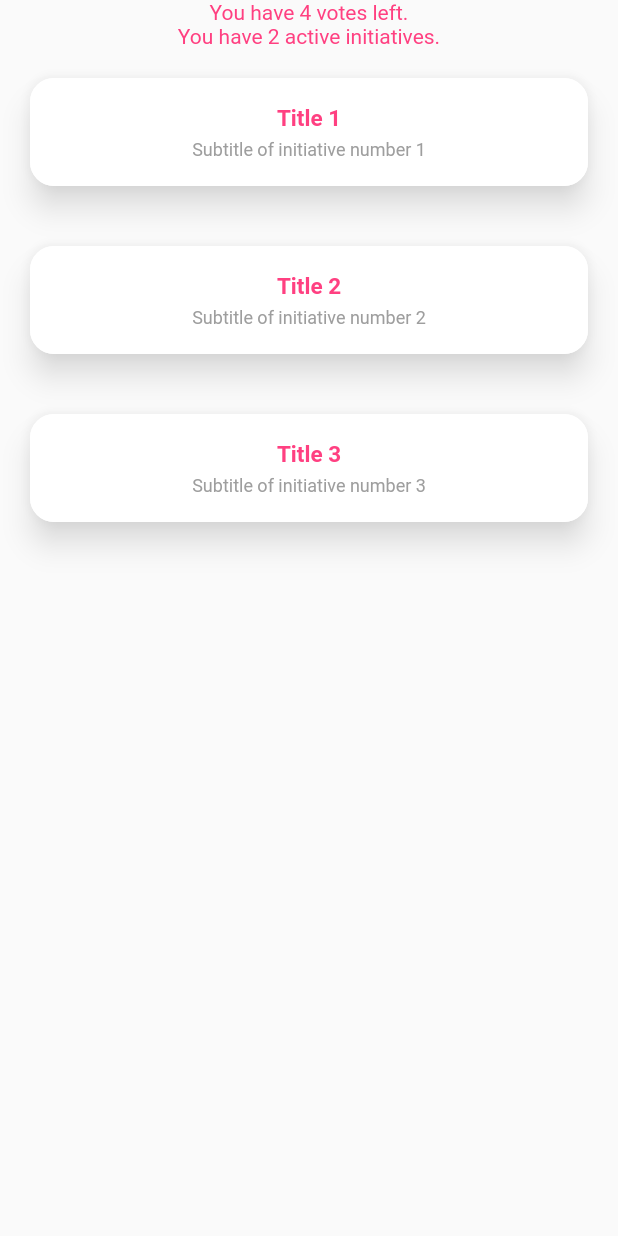
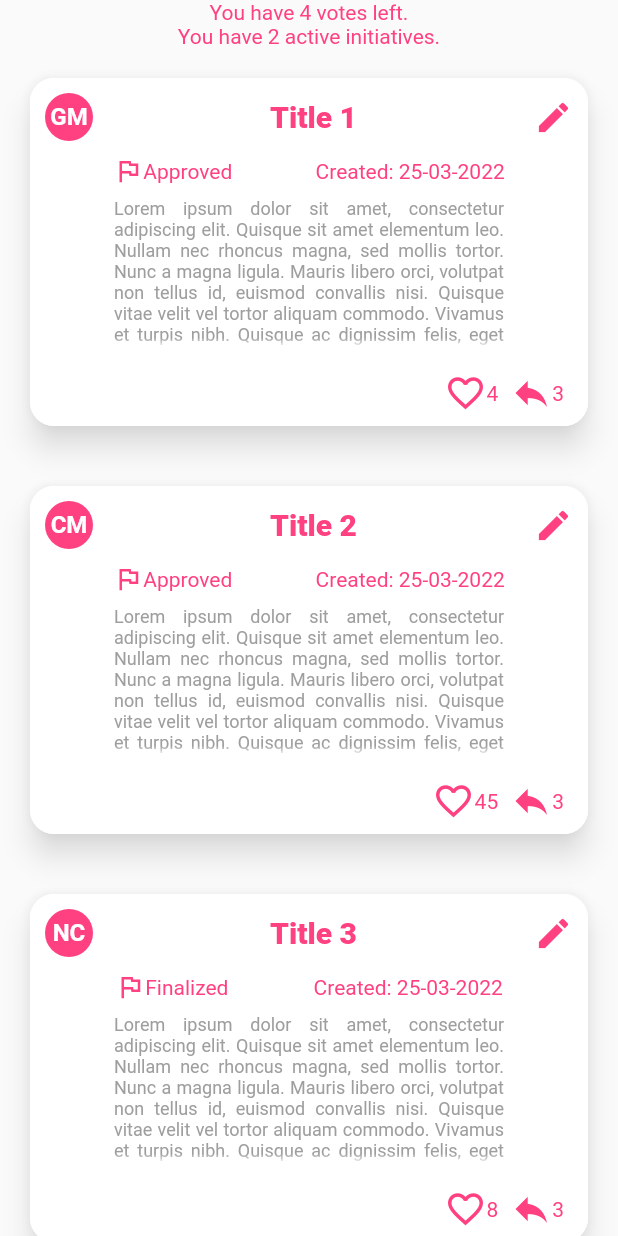
Before and after one commit to migly93/workplace_improver_mobile, a Flutter app: the screen it shows after launch, on a phone screen of 412 x 824 dp. Run offline on Flutter 3.47's test engine with Material 2 defaults, Android fonts, the phone set to English and light mode, and no system bars; our stand-ins replace get_it.

Commit message:
created main components for card, refactoring

```diff
--- a/lib/initiative.dart
+++ b/lib/initiative.dart
@@ -1,39 +1,52 @@
 import 'package:flutter/material.dart';
-import 'package:workplace_improver_mobile/models/InitiativeModel.dart';
+import 'package:workplace_improver_mobile/initiative_footer.dart';
+import 'package:workplace_improver_mobile/initiative_header.dart';
+import 'package:workplace_improver_mobile/initiative_info.dart';
+import 'package:workplace_improver_mobile/models/initiative.dart' as model;
+import 'package:workplace_improver_mobile/utils/constants.dart';
 
 class Initiative extends StatelessWidget {
-  final InitiativeModel _initiativeData;
-  const Initiative(this._initiativeData, {Key? key}) : super(key: key);
-
+  final model.Initiative _initiative;
+  const Initiative(this._initiative, {Key? key}) : super(key: key);
 
   @override
   Widget build(BuildContext context) {
     return Card(
-      child: ListTile(
-        title: Text(
-          this._initiativeData.title,
-          style: TextStyle(
-            color: Colors.pinkAccent,
-            fontFamily: 'Roboto',
-            fontSize: 15,
-            fontWeight: FontWeight.bold,
+      child: Column(
+        children: [
+          InitiativeHeader(
+            _initiative.title,
+            _initiative.owner,
           ),
-          textAlign: TextAlign.center,
+          InitiativeInfo(
+            _initiative.status,
+            _initiative.creationDate,
           ),
-        subtitle: Text(
-          this._initiativeData.subtitle,
-          style: TextStyle(
+          Container(
+            child: Text(
+              _initiative.description,
+              style: const TextStyle(
                 color: Colors.grey,
                 fontFamily: 'Roboto',
                 fontSize: 12,
+                overflow: TextOverflow.fade,
               ),
-          textAlign: TextAlign.center,
+              textAlign: TextAlign.justify,
             ),
+            width: 260,
+            height: 100,
+            margin: const EdgeInsets.all(8),
+          ),
+          InitiativeFooter(
+            _initiative.likes,
+            _initiative.comments.length,
+          ),
+        ],
       ),
       elevation: 8,
-      shadowColor: Colors.white,
-      margin: EdgeInsets.all(20),
-      shape: OutlineInputBorder(
+      shadowColor: secondaryColor,
+      margin: const EdgeInsets.all(20),
+      shape: const OutlineInputBorder(
         borderRadius: BorderRadius.all(Radius.circular(16.0)),
         borderSide: BorderSide(color: Colors.white, width: 1),
       ),
--- /dev/null
+++ b/lib/initiative_footer.dart
@@ -0,0 +1,60 @@
+import 'package:flutter/material.dart';
+import 'package:workplace_improver_mobile/utils/constants.dart';
+
+class InitiativeFooter extends StatelessWidget {
+  final int _likes;
+  final int _comments;
+
+  const InitiativeFooter(
+    this._likes,
+    this._comments, {
+    Key? key,
+  }) : super(key: key);
+
+  @override
+  Widget build(BuildContext context) {
+    return Container(
+      child: Row(
+        children: [
+          Row(
+            children: [
+              const Icon(
+                Icons.favorite_border_outlined,
+                color: mainColor,
+                size: 28.0,
+              ),
+              Text(
+                _likes.toString(),
+                style: const TextStyle(
+                  color: mainColor,
+                ),
+              ),
+            ],
+            mainAxisAlignment: MainAxisAlignment.center,
+          ),
+          Container(
+            child: Row(
+              children: [
+                const Icon(
+                  Icons.reply,
+                  color: mainColor,
+                  size: 28.0,
+                ),
+                Text(
+                  _comments.toString(),
+                  style: const TextStyle(
+                    color: mainColor,
+                  ),
+                ),
+              ],
+              mainAxisAlignment: MainAxisAlignment.center,
+            ),
+            margin: const EdgeInsets.symmetric(vertical: 0, horizontal: 8),
+          ),
+        ],
+        mainAxisAlignment: MainAxisAlignment.end,
+      ),
+      margin: const EdgeInsets.all(8),
+    );
+  }
+}
--- /dev/null
+++ b/lib/initiative_header.dart
@@ -0,0 +1,61 @@
+import 'package:flutter/material.dart';
+import 'package:workplace_improver_mobile/utils/constants.dart';
+import 'package:workplace_improver_mobile/utils/utilities.dart';
+
+import 'models/user.dart';
+
+// ignore: must_be_immutable
+class InitiativeHeader extends StatelessWidget {
+  final String _title;
+  final User _owner;
+  String initials = '';
+  InitiativeHeader(
+    this._title,
+    this._owner, {
+    Key? key,
+  }) : super(key: key) {
+    initials = Utilities.getFirstLetter(_owner.firstName) +
+        Utilities.getFirstLetter(_owner.lastName);
+  }
+
+  @override
+  Widget build(BuildContext context) {
+    return Row(
+      children: [
+        Container(
+          child: CircleAvatar(
+            backgroundColor: mainColor,
+            radius: 16,
+            child: Text(
+              initials,
+              style: const TextStyle(
+                fontWeight: FontWeight.bold,
+                color: secondaryColor,
+              ),
+            ),
+          ),
+          margin: const EdgeInsets.all(10),
+        ),
+        Text(
+          _title,
+          style: const TextStyle(
+            color: mainColor,
+            fontFamily: 'Roboto',
+            fontSize: 20,
+            fontWeight: FontWeight.w800,
+          ),
+          textAlign: TextAlign.center,
+        ),
+        Container(
+          child: const Icon(
+            Icons.edit,
+            color: mainColor,
+            size: 26.0,
+          ),
+          margin: const EdgeInsets.all(10),
+        ),
+      ],
+      mainAxisAlignment: MainAxisAlignment.spaceBetween,
+    );
+  }
+}
--- /dev/null
+++ b/lib/initiative_info.dart
@@ -0,0 +1,52 @@
+import 'package:flutter/material.dart';
+import 'package:intl/intl.dart';
+import 'package:workplace_improver_mobile/utils/constants.dart';
+
+// ignore: must_be_immutable
+class InitiativeInfo extends StatelessWidget {
+  final String _status;
+  final DateTime _creationDate;
+
+  String dateText = '';
+
+  InitiativeInfo(
+    this._status,
+    this._creationDate, {
+    Key? key,
+  }) : super(key: key) {
+    dateText = "Created: " + DateFormat('dd-MM-yyyy').format(_creationDate);
+  }
+
+  @override
+  Widget build(BuildContext context) {
+    return Row(
+      children: [
+        Row(
+          children: [
+            const Icon(
+              Icons.flag_outlined,
+              color: mainColor,
+              size: 20.0,
+            ),
+            Text(
+              _status,
+              style: const TextStyle(
+                color: mainColor,
+              ),
+            ),
+          ],
+          mainAxisAlignment: MainAxisAlignment.spaceBetween,
+        ),
+        Text(
+          dateText,
+          style: const TextStyle(
+            color: mainColor,
+            fontFamily: 'Roboto',
+          ),
+          textAlign: TextAlign.center,
+        ),
+      ],
+      mainAxisAlignment: MainAxisAlignment.spaceEvenly,
+    );
+  }
+}
--- a/lib/main.dart
+++ b/lib/main.dart
@@ -1,13 +1,13 @@
 import 'package:flutter/material.dart';
 import 'package:workplace_improver_mobile/initiative.dart';
-import 'package:workplace_improver_mobile/services/initiativeService.dart';
+import 'package:workplace_improver_mobile/services/initiative_service.dart';
 import 'package:workplace_improver_mobile/summary.dart';
-import 'models/InitiativeModel.dart';
+import 'models/initiative.dart' as model;
 import 'service_locator.dart';
 
 void main() {
   setupServiceLocator();
-  runApp(MyApp());
+  runApp(const MyApp());
 }
 
 class MyApp extends StatefulWidget {
@@ -20,10 +20,10 @@ class MyApp extends StatefulWidget {
 }
 
 class _MyAppState extends State<MyApp> {
-  InitiativeService _initiativeService = getIt<InitiativeService>();
-  List<InitiativeModel> _initiatives = [];
+  final InitiativeService _initiativeService = getIt<InitiativeService>();
+  //final List<model.Initiative> _initiatives = [];
 
-  Future<List<InitiativeModel>> loadData() async {
+  Future<List<model.Initiative>> loadData() async {
     return _initiativeService.getAll();
   }
 
@@ -35,16 +35,18 @@ class _MyAppState extends State<MyApp> {
         body: Align(
           alignment: Alignment.center,
           child: SafeArea(
-            child: FutureBuilder<List<InitiativeModel>>(
+            child: FutureBuilder<List<model.Initiative>>(
                 future: loadData(),
                 builder: (BuildContext context,
-                    AsyncSnapshot<List<InitiativeModel>> snapshot) {
-                  return Column(
-                    children: [
-                      Summary(4, 2),
-                      for (int i = 0; i < snapshot.data!.length; i++)
-                        Initiative(snapshot.data![i]),
-                    ],
+                    AsyncSnapshot<List<model.Initiative>> snapshot) {
+                  return SingleChildScrollView(
+                    child: Column(
+                      children: [
+                        Summary(4, 2),
+                        for (int i = 0; i < snapshot.data!.length; i++)
+                          Initiative(snapshot.data![i]),
+                      ],
+                    ),
                   );
                 }),
           ),
--- a/lib/models/InitiativeModel.dart
+++ /dev/null
@@ -1,19 +0,0 @@
-class InitiativeModel {
-//These are the values that this Demo model can store
-  String _title = '';
-  String _subtitle = '';
-
-//default Constructor
-  InitiativeModel(String title, String subtitle) {
-    this._title = title;
-    this._subtitle = subtitle;
-  }
-
-  String get title {
-    return this._title;
-  }
-
-  String get subtitle {
-    return this._subtitle;
-  }
-}
--- /dev/null
+++ b/lib/models/initiative.dart
@@ -0,0 +1,59 @@
+import 'package:workplace_improver_mobile/models/user.dart';
+
+class Initiative {
+//These are the values that this Demo model can store
+  String _title = '';
+  String _description = '';
+  String _status = '';
+  DateTime _creationDate = DateTime.now();
+  int _likes = 0;
+  List<String> _comments = [];
+  User _owner = User('', '');
+
+//default Constructor
+  Initiative(
+    String title,
+    String description,
+    String status,
+    DateTime creationDate,
+    int likes,
+    List<String> comments,
+    User owner,
+  ) {
+    _title = title;
+    _description = description;
+    _status = status;
+    _creationDate = creationDate;
+    _likes = likes;
+    _comments = comments;
+    _owner = owner;
+  }
+
+  String get title {
+    return _title;
+  }
+
+  String get description {
+    return _description;
+  }
+
+  String get status {
+    return _status;
+  }
+
+  DateTime get creationDate {
+    return _creationDate;
+  }
+
+  int get likes {
+    return _likes;
+  }
+
+  List<String> get comments {
+    return _comments;
+  }
+
+  User get owner {
+    return _owner;
+  }
+}
--- /dev/null
+++ b/lib/models/user.dart
@@ -0,0 +1,19 @@
+class User {
+//These are the values that this Demo model can store
+  String _firstName = '';
+  String _lastName = '';
+
+//default Constructor
+  User(String firstName, String lastName) {
+    _firstName = firstName;
+    _lastName = lastName;
+  }
+
+  String get firstName {
+    return _firstName;
+  }
+
+  String get lastName {
+    return _lastName;
+  }
+}
--- a/lib/service_locator.dart
+++ b/lib/service_locator.dart
@@ -1,5 +1,5 @@
-import 'package:workplace_improver_mobile/services/initiativeService.dart';
-import 'package:workplace_improver_mobile/services/initiativeServiceImpl.dart';
+import 'package:workplace_improver_mobile/services/initiative_service.dart';
+import 'package:workplace_improver_mobile/services/initiative_service_impl.dart';
 import 'package:get_it/get_it.dart';
 
 final getIt = GetIt.instance;
--- a/lib/services/initiativeService.dart
+++ /dev/null
@@ -1,11 +0,0 @@
-
-import 'package:workplace_improver_mobile/models/InitiativeModel.dart';
-
-abstract class InitiativeService {
-
-  Future<int> getCounterValue();
-  Future<void> saveCounterValue(int value);
-
-  Future<List<InitiativeModel>> getAll();
-
-}
--- a/lib/services/initiativeServiceImpl.dart
+++ /dev/null
@@ -1,26 +0,0 @@
-import 'package:workplace_improver_mobile/initiative.dart';
-import 'package:workplace_improver_mobile/models/InitiativeModel.dart';
-
-import 'initiativeService.dart';
-
-class InitiativeServiceImpl extends InitiativeService {
-  @override
-  Future<int> getCounterValue() async {
-    return 11;
-  }
-
-  @override
-  Future<void> saveCounterValue(int value) async {
-    // do nothing
-  }
-
-  @override
-  Future<List<InitiativeModel>> getAll() async {
-     var initiatives = [
-      InitiativeModel("Title 1", "Subtitle of initiative number 1"),
-       InitiativeModel("Title 2", "Subtitle of initiative number 2"),
-       InitiativeModel("Title 3", "Subtitle of initiative number 3")
-    ];
-    return initiatives;
-  }
-}
--- /dev/null
+++ b/lib/services/initiative_service.dart
@@ -0,0 +1,8 @@
+import 'package:workplace_improver_mobile/models/initiative.dart';
+
+abstract class InitiativeService {
+  Future<int> getCounterValue();
+  Future<void> saveCounterValue(int value);
+
+  Future<List<Initiative>> getAll();
+}
--- /dev/null
+++ b/lib/services/initiative_service_impl.dart
@@ -0,0 +1,59 @@
+import 'package:workplace_improver_mobile/models/initiative.dart';
+import 'package:workplace_improver_mobile/models/user.dart';
+
+import 'initiative_service.dart';
+
+class InitiativeServiceImpl extends InitiativeService {
+  @override
+  Future<int> getCounterValue() async {
+    return 11;
+  }
+
+  @override
+  Future<void> saveCounterValue(int value) async {
+    // do nothing
+  }
+
+  @override
+  Future<List<Initiative>> getAll() async {
+    var initiatives = [
+      Initiative(
+        "Title 1",
+        "Lorem ipsum dolor sit amet, consectetur adipiscing elit. Quisque sit amet elementum leo. Nullam nec rhoncus magna, sed mollis tortor. Nunc a magna ligula. Mauris libero orci, volutpat non tellus id, euismod convallis nisi. Quisque vitae velit vel tortor aliquam commodo. Vivamus et turpis nibh. Quisque ac dignissim felis, eget tincidunt sem. Vestibulum consequat dapibus dapibus. Aenean consectetur viverra dui ut hendrerit. Suspendisse iaculis sit amet felis non volutpat.",
+        "Approved",
+        DateTime.now(),
+        4,
+        ["comment 1", "Comment 2", "Comment 3"],
+        User('Giuseppe', 'Migliaccio'),
+      ),
+      Initiative(
+        "Title 2",
+        "Lorem ipsum dolor sit amet, consectetur adipiscing elit. Quisque sit amet elementum leo. Nullam nec rhoncus magna, sed mollis tortor. Nunc a magna ligula. Mauris libero orci, volutpat non tellus id, euismod convallis nisi. Quisque vitae velit vel tortor aliquam commodo. Vivamus et turpis nibh. Quisque ac dignissim felis, eget tincidunt sem. Vestibulum consequat dapibus dapibus. Aenean consectetur viverra dui ut hendrerit. Suspendisse iaculis sit amet felis non volutpat.",
+        "Approved",
+        DateTime.now(),
+        45,
+        ["comment 1", "Comment 2", "Comment 3"],
+        User('Cristina', 'Moran'),
+      ),
+      Initiative(
+        "Title 3",
+        "Lorem ipsum dolor sit amet, consectetur adipiscing elit. Quisque sit amet elementum leo. Nullam nec rhoncus magna, sed mollis tortor. Nunc a magna ligula. Mauris libero orci, volutpat non tellus id, euismod convallis nisi. Quisque vitae velit vel tortor aliquam commodo. Vivamus et turpis nibh. Quisque ac dignissim felis, eget tincidunt sem. Vestibulum consequat dapibus dapibus. Aenean consectetur viverra dui ut hendrerit. Suspendisse iaculis sit amet felis non volutpat.",
+        "Finalized",
+        DateTime.now(),
+        8,
+        ["comment 1", "Comment 2", "Comment 3"],
+        User('Noelia', 'Carrasco'),
+      ),
+      Initiative(
+        "Title 4",
+        "Lorem ipsum dolor sit amet, consectetur adipiscing elit. Quisque sit amet elementum leo. Nullam nec rhoncus magna, sed mollis tortor. Nunc a magna ligula. Mauris libero orci, volutpat non tellus id, euismod convallis nisi. Quisque vitae velit vel tortor aliquam commodo. Vivamus et turpis nibh. Quisque ac dignissim felis, eget tincidunt sem. Vestibulum consequat dapibus dapibus. Aenean consectetur viverra dui ut hendrerit. Suspendisse iaculis sit amet felis non volutpat.",
+        "Finalized",
+        DateTime.now(),
+        2,
+        ["comment 1", "Comment 2", "Comment 3"],
+        User('Noelia', 'Carrasco'),
+      )
+    ];
+    return initiatives;
+  }
+}
--- a/lib/summary.dart
+++ b/lib/summary.dart
@@ -1,5 +1,6 @@
 import 'package:flutter/material.dart';
 
+// ignore: must_be_immutable
 class Summary extends StatelessWidget {
   final int monthlyVotesLeft;
   final int activeInitiatives;
--- /dev/null
+++ b/lib/utils/constants.dart
@@ -0,0 +1,4 @@
+import 'package:flutter/material.dart';
+
+const Color mainColor = Colors.pinkAccent;
+const Color secondaryColor = Colors.white;
--- /dev/null
+++ b/lib/utils/utilities.dart
@@ -0,0 +1,5 @@
+class Utilities {
+  static String getFirstLetter(String string) {
+    return string.substring(0, 1);
+  }
+}
--- a/pubspec.yaml
+++ b/pubspec.yaml
@@ -35,6 +35,7 @@ dependencies:
   # The following adds the Cupertino Icons font to your application.
   # Use with the CupertinoIcons class for iOS style icons.
   cupertino_icons: ^1.0.2
+  intl: ^0.17.0
 
 dev_dependencies:
   flutter_test:
```
Also changed, not shown: pubspec.lock. Lines whose indentation alone changed are shown as unchanged.
